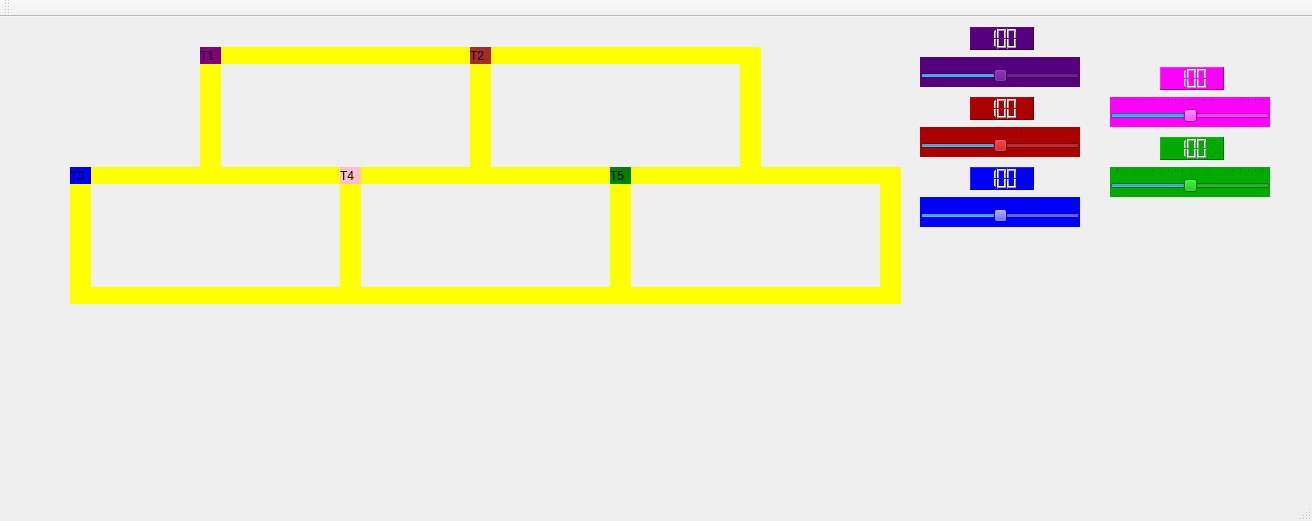
First picture: the form in src/mainwindow.ui, repository taleshrocha/so-trabalho-2, before the edit.
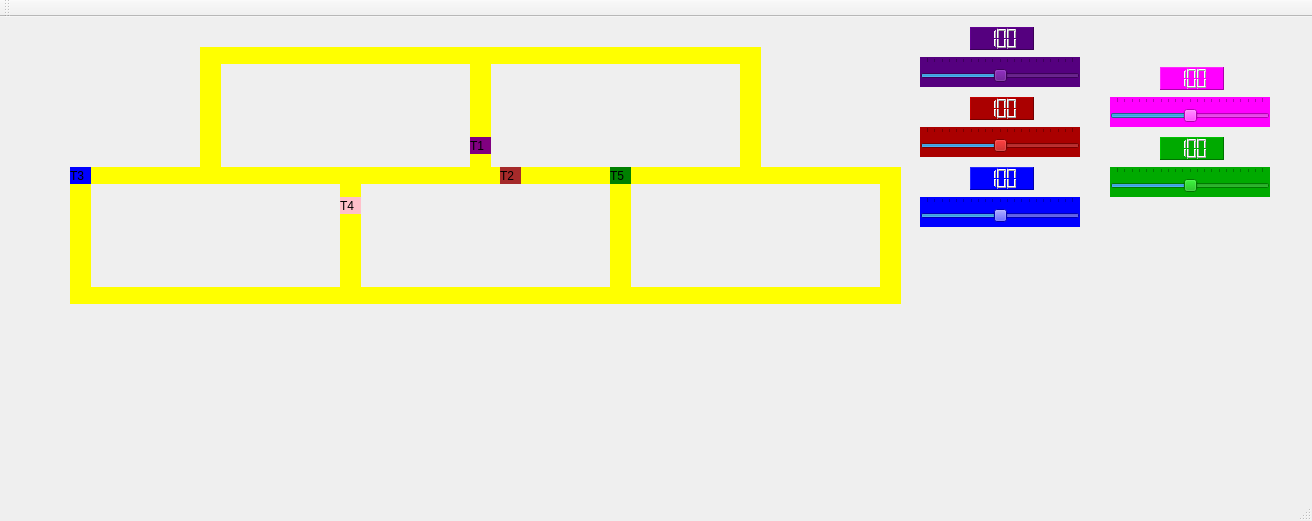
Second picture: the form after the edit.

```diff
--- a/src/mainwindow.ui
+++ b/src/mainwindow.ui
@@ -17,8 +17,8 @@
    <widget class="QLabel" name="label_trem1">
     <property name="geometry">
      <rect>
-      <x>200</x>
-      <y>30</y>
+      <x>470</x>
+      <y>120</y>
       <width>21</width>
       <height>17</height>
      </rect>
@@ -204,8 +204,8 @@
    <widget class="QLabel" name="label_trem2">
     <property name="geometry">
      <rect>
-      <x>470</x>
-      <y>30</y>
+      <x>500</x>
+      <y>150</y>
       <width>21</width>
       <height>17</height>
      </rect>
@@ -301,7 +301,7 @@
     <property name="geometry">
      <rect>
       <x>340</x>
-      <y>150</y>
+      <y>180</y>
       <width>21</width>
       <height>17</height>
      </rect>
```
